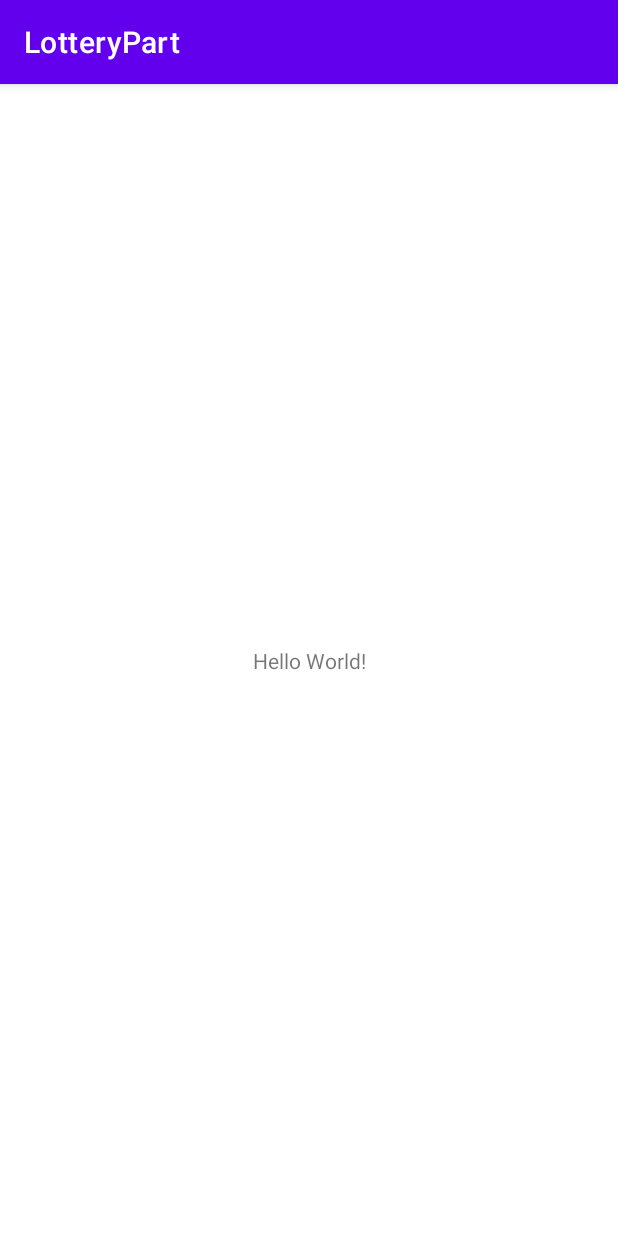
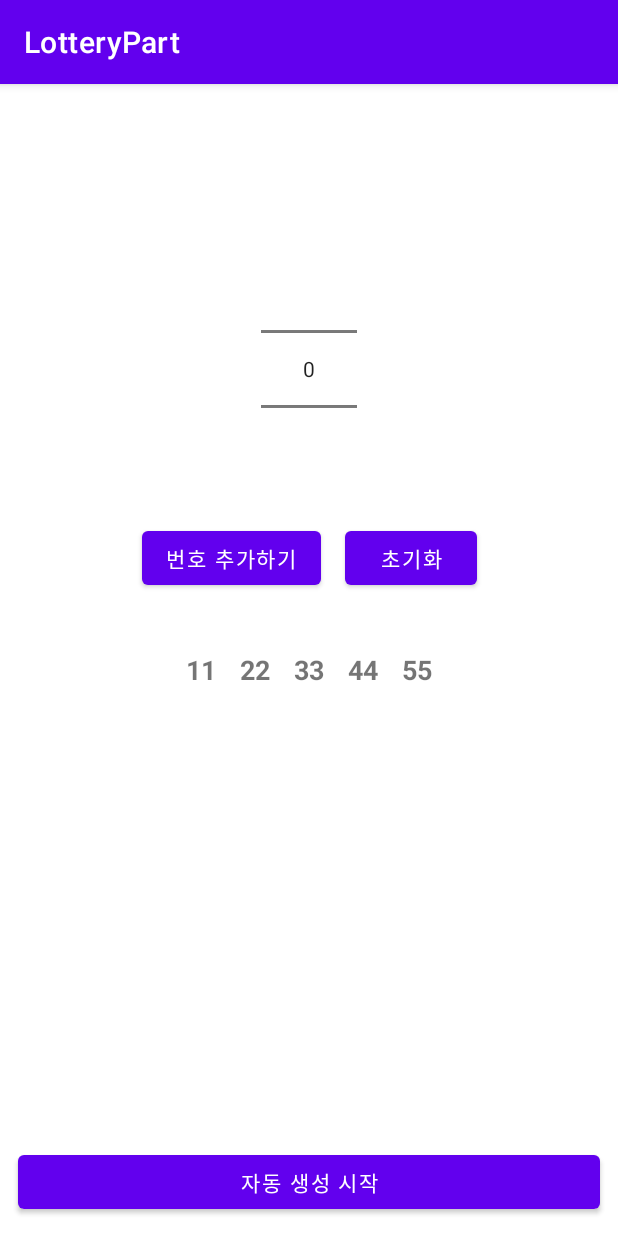
Before and after one commit to MyAllStudyAndPortFolio/LotteryTest, an Android app: the screen it shows after launch (MainActivity), on a phone screen of 412 x 824 dp. Run offline under Robolectric (Android 15) with nearby library versions, the phone set to English and light mode, and no system bars.

Commit message:
almost ui finish

```diff
--- a/app/src/main/java/com/example/lotterypart/MainActivity.kt
+++ b/app/src/main/java/com/example/lotterypart/MainActivity.kt
@@ -2,8 +2,17 @@ package com.example.lotterypart
 
 import androidx.appcompat.app.AppCompatActivity
 import android.os.Bundle
+import android.widget.Button
 
 class MainActivity : AppCompatActivity() {
+
+    private val clearButton: Button by lazy {
+        findViewById<Button>(R.id.clearButton)
+    }
+    private val addButton: Button by lazy{
+        findViewById<Button>(R.id.addButton)
+    }
+
     override fun onCreate(savedInstanceState: Bundle?) {
         super.onCreate(savedInstanceState)
         setContentView(R.layout.activity_main)
--- a/app/src/main/res/layout/activity_main.xml
+++ b/app/src/main/res/layout/activity_main.xml
@@ -6,13 +6,102 @@
     android:layout_height="match_parent"
     tools:context=".MainActivity">
 
-    <TextView
+    <NumberPicker
+        android:id="@+id/numberPicker"
         android:layout_width="wrap_content"
         android:layout_height="wrap_content"
-        android:text="Hello World!"
-        app:layout_constraintBottom_toBottomOf="parent"
-        app:layout_constraintLeft_toLeftOf="parent"
-        app:layout_constraintRight_toRightOf="parent"
+        android:layout_marginTop="100dp"
+        app:layout_constraintEnd_toEndOf="parent"
+        app:layout_constraintStart_toStartOf="parent"
         app:layout_constraintTop_toTopOf="parent" />
 
+    <Button
+        android:id="@+id/addButton"
+        android:layout_width="wrap_content"
+        android:layout_height="wrap_content"
+        android:layout_marginTop="12dp"
+        android:layout_marginEnd="16dp"
+        android:text="번호 추가하기"
+        app:layout_constraintEnd_toStartOf="@+id/clearButton"
+        app:layout_constraintHorizontal_chainStyle="packed"
+        app:layout_constraintStart_toStartOf="parent"
+        app:layout_constraintTop_toBottomOf="@+id/numberPicker" />
+
+    <Button
+        android:id="@+id/runButton"
+        android:layout_width="match_parent"
+        android:layout_height="wrap_content"
+        android:layout_marginStart="12dp"
+        android:layout_marginEnd="12dp"
+        android:layout_marginBottom="12dp"
+        android:text="자동 생성 시작"
+        app:layout_constraintBottom_toBottomOf="parent"
+        app:layout_constraintEnd_toEndOf="parent"
+        app:layout_constraintStart_toStartOf="parent" />
+
+
+    <Button
+        android:id="@+id/clearButton"
+        android:layout_width="wrap_content"
+        android:layout_height="wrap_content"
+        android:text="초기화"
+
+        app:layout_constraintEnd_toEndOf="parent"
+        app:layout_constraintStart_toEndOf="@+id/addButton"
+        app:layout_constraintTop_toTopOf="@+id/addButton" />
+
+    <LinearLayout
+        android:layout_width="0dp"
+        android:layout_height="wrap_content"
+        android:layout_marginTop="30dp"
+        android:gravity="center"
+        app:layout_constraintEnd_toEndOf="parent"
+        app:layout_constraintStart_toStartOf="parent"
+        app:layout_constraintTop_toBottomOf="@+id/addButton">
+
+        <TextView
+            android:id="@+id/Ball1"
+            android:layout_width="wrap_content"
+            android:layout_height="wrap_content"
+            android:textStyle="bold"
+            android:layout_margin="8dp"
+            android:text="11"
+            android:textSize="18sp"/>
+        <TextView
+            android:id="@+id/Ball2"
+            android:layout_width="wrap_content"
+            android:layout_height="wrap_content"
+            android:textStyle="bold"
+            android:layout_margin="8dp"
+            android:text="22"
+            android:textSize="18sp"/>
+        <TextView
+            android:id="@+id/Ball3"
+            android:layout_width="wrap_content"
+            android:layout_height="wrap_content"
+            android:textStyle="bold"
+            android:layout_margin="8dp"
+            android:text="33"
+            android:textSize="18sp"/>
+        <TextView
+            android:id="@+id/Ball4"
+            android:layout_width="wrap_content"
+            android:layout_height="wrap_content"
+            android:textStyle="bold"
+            android:layout_margin="8dp"
+            android:text="44"
+            android:textSize="18sp"/>
+        <TextView
+            android:id="@+id/Ball5"
+            android:layout_width="wrap_content"
+            android:layout_height="wrap_content"
+            android:textStyle="bold"
+            android:layout_margin="8dp"
+            android:text="55"
+            android:textSize="18sp"/>
+
+
+    </LinearLayout>
+
+
 </androidx.constraintlayout.widget.ConstraintLayout>
```
